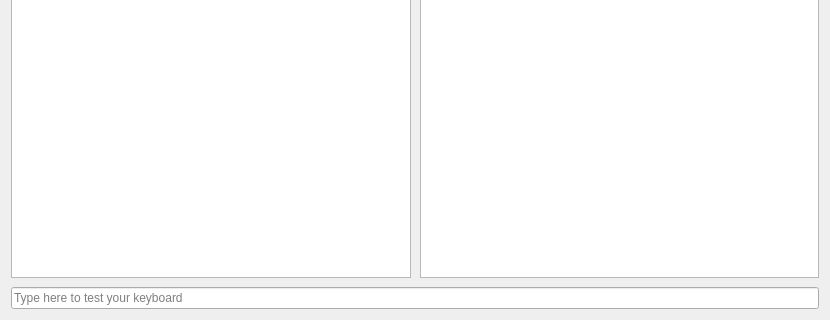
Before: the Qt Designer form src/modules/keyboard/KeyboardPage.ui in KaOSx/calamares, drawn with Qt 5; both pictures show x 0 to 830 and y 253 to 573 of the 830 by 573 pixel window.
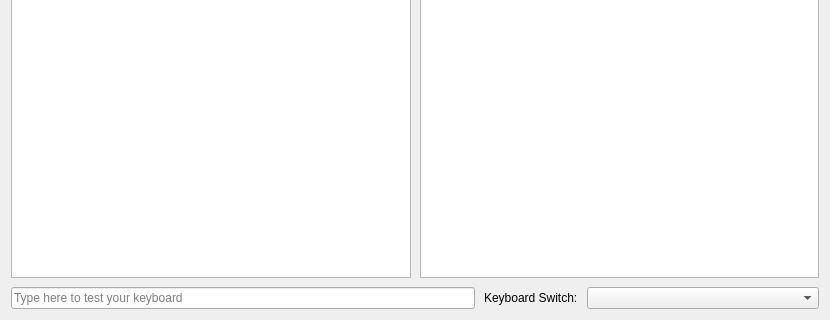
After: the same form once the commit is applied. Icons and pictures are not drawn.

Commit message: merge upstream CalamaresUtils removal addition of keyboard selection option

What changed in the file:
```diff
--- a/src/modules/keyboard/KeyboardPage.ui
+++ b/src/modules/keyboard/KeyboardPage.ui
@@ -118,7 +118,18 @@
     </layout>
    </item>
    <item>
+    <layout class="QHBoxLayout" name="horizontalLayout_4">
+     <property name="topMargin">
+      <number>0</number>
+     </property>
+     <item>
     <widget class="QLineEdit" name="LE_TestKeyboard">
+       <property name="sizePolicy">
+        <sizepolicy hsizetype="Expanding" vsizetype="Fixed">
+         <horstretch>2</horstretch>
+         <verstretch>0</verstretch>
+        </sizepolicy>
+       </property>
      <property name="font">
       <font>
        <weight>50</weight>
@@ -136,6 +147,31 @@
      </property>
     </widget>
    </item>
+     <item>
+      <widget class="QLabel" name="label_2">
+       <property name="text">
+        <string>Keyboard Switch:</string>
+       </property>
+      </widget>
+     </item>
+     <item>
+      <widget class="QComboBox" name="groupSelector">
+       <property name="sizePolicy">
+        <sizepolicy hsizetype="MinimumExpanding" vsizetype="Fixed">
+         <horstretch>1</horstretch>
+         <verstretch>0</verstretch>
+        </sizepolicy>
+       </property>
+       <property name="minimumSize">
+        <size>
+         <width>0</width>
+         <height>0</height>
+        </size>
+       </property>
+      </widget>
+     </item>
+    </layout>
+   </item>
   </layout>
  </widget>
  <tabstops>
```
Left out of the diff: 1 changed line with no effect on the pictures. Lines whose indentation alone changed are shown as unchanged. The commit also changes 232 other files.
